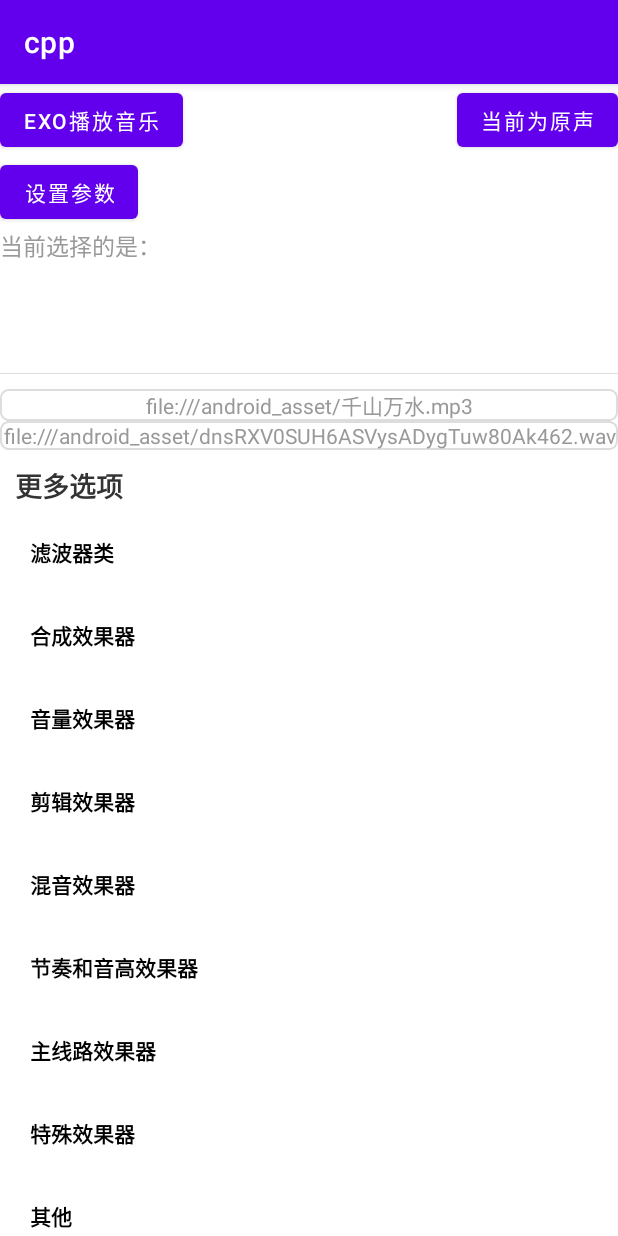
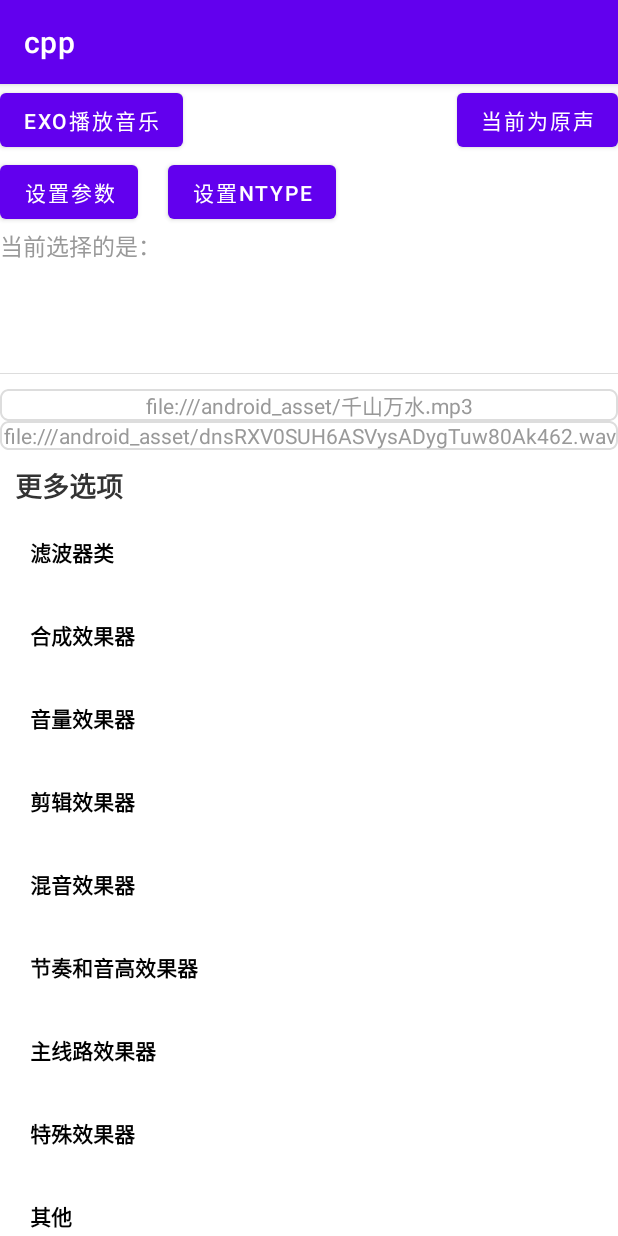
Before and after one commit to LinMuSongzi/sox_project, an Android app: the screen it shows after launch (MainActivity), on a phone screen of 412 x 824 dp. Run offline under Robolectric (Android 15) with nearby library versions, the phone set to English and light mode, and no system bars; our stand-ins replace CircleImageView, RxJava, data binding; libraries missing offline, so code that uses them is left out: com.google.android.exoplayer2, com.gyf.immersionbar, com.scwang.smart, com.trello.lifecycle4, com.trello.rxlifecycle4; plain views replace PlayerControlView; pictures from the network do not load; 14 statements that could not run were skipped.

Commit message:
11新增参数调整

```diff
--- a/app/src/main/java/com/example/cpp/MainActivity.kt
+++ b/app/src/main/java/com/example/cpp/MainActivity.kt
@@ -9,11 +9,13 @@ import android.view.View
 import androidx.activity.result.contract.ActivityResultContracts
 import androidx.fragment.app.Fragment
 import androidx.lifecycle.MutableLiveData
+import androidx.lifecycle.lifecycleScope
 import com.example.cpp.array.ByteArrayEngine
 import com.example.cpp.array.ByteArrayEngine.Companion.PATH_KEY
 import com.psyone.sox.EffectsBean
 import com.example.cpp.databinding.ActivityMainBinding
 import com.example.cpp.databinding.AdapterByteShowBinding
+import com.example.cpp.fragment.ChooseMusicStyleFragment
 import com.example.cpp.fragment.ParaFragment
 import com.example.cpp.vm.MusicEffectsViewModel
 import com.google.android.exoplayer2.Player
@@ -32,11 +34,14 @@ import com.musongzi.core.itf.page.ISource
 import com.psyone.sox.NewHandlerSoxAudioProcessor
 import com.psyone.sox.SoxProgramHandler
 import com.psyone.sox.SoxProgramHandler.exoPlaySImple
+import kotlinx.coroutines.flow.collect
+import kotlinx.coroutines.launch
 
 class MainActivity : MszFragmentActivity(), INotifyDataSetChanged,
     ISaveStateHandle by LocalSavedHandler() {
 
 
+    private val CHOOSE_TAG_F = "ChooseMusicStyleFragment"
     private val PARA_TAG_F: String = "ParaFragment"
     private val mNewHandlerSoxAudioProcessor = NewHandlerSoxAudioProcessor()
     private var player: Player? = null
@@ -179,13 +184,23 @@ class MainActivity : MszFragmentActivity(), INotifyDataSetChanged,
                         }
                     }
 
+                    lifecycleScope.launch {
+                        musicTypeFlow.collect{m->
+                            mNewHandlerSoxAudioProcessor.musicType = m.trim()
+                        }
+                    }
 
                 }
 
+                binding.idSetTypeBtn.setOnClickListener {
+                    ChooseMusicStyleFragment().show(supportFragmentManager, CHOOSE_TAG_F)
+                }
 
                 binding.idSetParaBtn.setOnClickListener {
                     ParaFragment().show(supportFragmentManager, PARA_TAG_F)
                 }
+
+
 
 
             }
--- a/app/src/main/java/com/example/cpp/vm/MusicEffectsViewModel.kt
+++ b/app/src/main/java/com/example/cpp/vm/MusicEffectsViewModel.kt
@@ -16,6 +16,8 @@ import com.musongzi.core.base.vm.MszViewModel
 import com.musongzi.core.itf.IClient
 import com.musongzi.core.itf.INotifyDataSetChanged
 import com.psyone.sox.SoxProgramHandler.EFFECTS_ARRAY
+import kotlinx.coroutines.flow.MutableStateFlow
+import kotlinx.coroutines.flow.StateFlow
 
 class MusicEffectsViewModel : ApiViewModel<INotifyDataSetChanged, MusicEffectsBusiness, Api>() {
 
@@ -25,6 +27,8 @@ class MusicEffectsViewModel : ApiViewModel<INotifyDataSetChanged, MusicEffectsBu
 
 
     var euqInfoThis = MutableLiveData<EuqInfo?>()
+
+    val musicTypeFlow = MutableStateFlow("")
 
     fun loaderEffectsData() {
 //        getApi().effects.sub { ef ->
--- a/app/src/main/java/com/psyone/sox/NewHandlerSoxAudioProcessor.kt
+++ b/app/src/main/java/com/psyone/sox/NewHandlerSoxAudioProcessor.kt
@@ -1,5 +1,6 @@
 package com.psyone.sox
 
+import android.animation.ValueAnimator
 import android.media.AudioFormat
 import android.util.Log
 import com.example.cpp.data.EuqInfo
@@ -7,6 +8,7 @@ import com.google.android.exoplayer2.audio.AudioProcessor
 import com.google.android.exoplayer2.audio.BaseAudioProcessor
 import com.psyone.sox.SoxProgramHandler.exampleConvertByPcmData
 import com.psyone.sox.SoxProgramHandler.exampleConvertByPcmData2
+import com.psyone.sox.SoxProgramHandler.exampleConvertByPcmData3
 import com.psyone.sox.WavHelp.writeWaveFileHeader
 import java.nio.ByteBuffer
 
@@ -16,6 +18,7 @@ class NewHandlerSoxAudioProcessor() : BaseAudioProcessor() {
     companion object {
         const val TAG = "NewHandlerSoxAudio"
     }
+    var musicType: String? = null
 
     var euqInfo: EuqInfo? = null
 
@@ -23,6 +26,12 @@ class NewHandlerSoxAudioProcessor() : BaseAudioProcessor() {
     private var inputAudioFormat: AudioFormat? = null
 
     var musicEffecyBean: EffectsBean? = null
+
+    val valueAnimate = ValueAnimator.ofInt(0,10000,0).apply {
+
+        repeatMode = ValueAnimator.RESTART
+        duration = 250
+    }
 
     override fun onConfigure(inputAudioFormat: AudioProcessor.AudioFormat): AudioProcessor.AudioFormat {
         Log.i(TAG, "onConfigure: inputAudioFormat , $inputAudioFormat")
@@ -48,7 +57,13 @@ class NewHandlerSoxAudioProcessor() : BaseAudioProcessor() {
         writeWaveFileHeader(readByte, length, length + 44, format.sampleRate, format.channelCount, format.sampleRate * 16 * format.channelCount / 8)
         readByte = if (isNativeMusic) {
 //            Log.i(TAG, "queueInput: 原声 = " + readByte.size)
-            exampleConvertByPcmData(readByte, null)
+
+            if(!valueAnimate.isStarted){
+                valueAnimate.start()
+            }else{
+                Log.i(TAG, "queueInput: musicType = $musicType , animatedValue = ${valueAnimate.animatedValue}")
+            }
+            exampleConvertByPcmData3(readByte, musicType,valueAnimate.animatedValue as Int)
         } else {
             Log.i(TAG, "queueInput: 不是原声 = $euqInfo")
 //            exampleConvertByPcmData(readByte, null)
--- a/app/src/main/java/com/psyone/sox/SoxProgramHandler.kt
+++ b/app/src/main/java/com/psyone/sox/SoxProgramHandler.kt
@@ -32,6 +32,14 @@ object SoxProgramHandler {
 
     fun exampleConvertByPcmData2(byteArray: ByteArray, info: EuqInfo?, simpleRate: Int, channel: Int, bit: Int) =
         exampleConvertByPcmData2(byteArray, info?.type?.toInt() ?: -1, info?.value1, info?.value2, info?.value3,info?.value4, simpleRate, channel, bit)
+
+
+//    fun exampleConvertByPcmData3(byteArray: ByteArray, info: EuqInfo?, simpleRate: Int, channel: Int, bit: Int) =
+//        exampleConvertByPcmData3(byteArray, ty, simpleRate, channel, bit)
+
+
+    @JvmStatic
+    external fun exampleConvertByPcmData3(byteArray: ByteArray,type:String?,value:Int):ByteArray
 
     @JvmStatic
     external fun exampleConvertByPcmData2(
--- a/app/src/main/res/layout/activity_main.xml
+++ b/app/src/main/res/layout/activity_main.xml
@@ -35,11 +35,25 @@
 
                 app:layout_constraintTop_toBottomOf="@+id/id_play_text">
 
-                <Button
-                    android:id="@+id/id_set_para_btn"
-                    android:layout_width="wrap_content"
-                    android:layout_height="wrap_content"
-                    android:text="设置参数"/>
+                <androidx.appcompat.widget.LinearLayoutCompat
+                    android:layout_width="match_parent"
+                    android:layout_height="match_parent">
+
+                    <Button
+                        android:id="@+id/id_set_para_btn"
+                        android:layout_width="wrap_content"
+                        android:layout_height="wrap_content"
+                        android:text="设置参数"/>
+
+
+                    <Button
+                        android:layout_marginStart="20dp"
+                        android:id="@+id/id_set_type_btn"
+                        android:layout_width="wrap_content"
+                        android:layout_height="wrap_content"
+                        android:text="设置ntype"/>
+                </androidx.appcompat.widget.LinearLayoutCompat>
+
 
                 <TextView
                     android:id="@+id/id_this_choose_title"
```
Also changed, not shown: app/src/main/java/com/example/cpp/fragment/BaseDialogFragment.kt (added, +25 -0 lines), app/src/main/java/com/example/cpp/fragment/ChooseMusicStyleFragment.kt (added, +35 -0 lines), app/src/main/res/layout/fragmen_choose_music_type.xml (added, +33 -0 lines), 1 other file.
